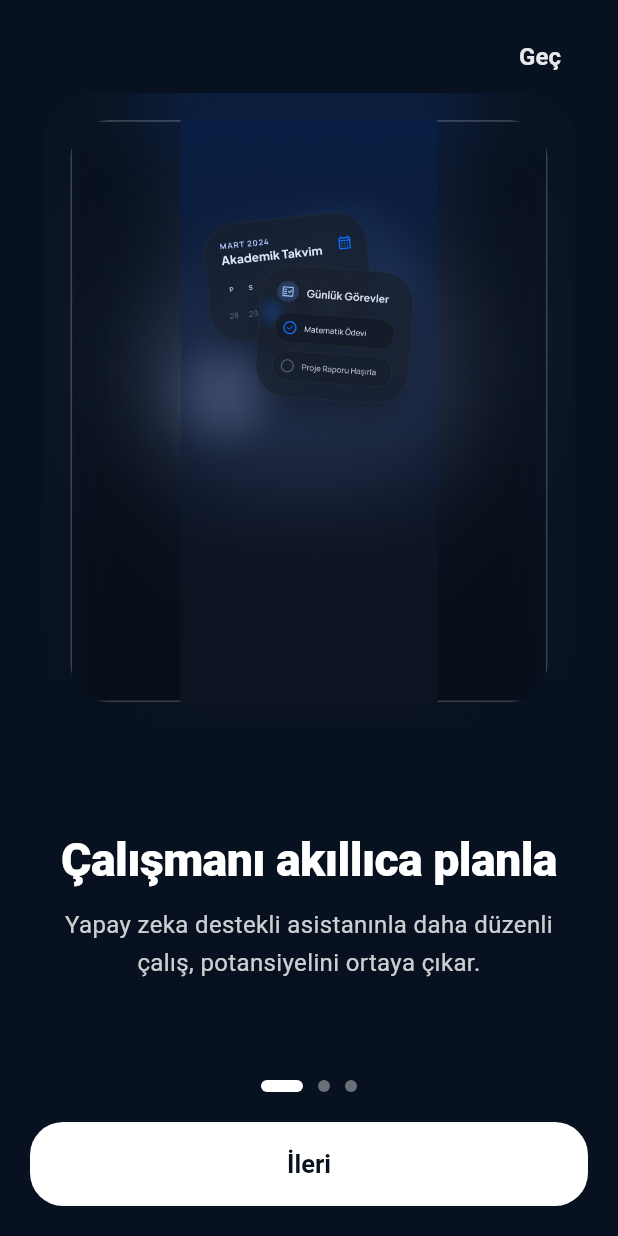
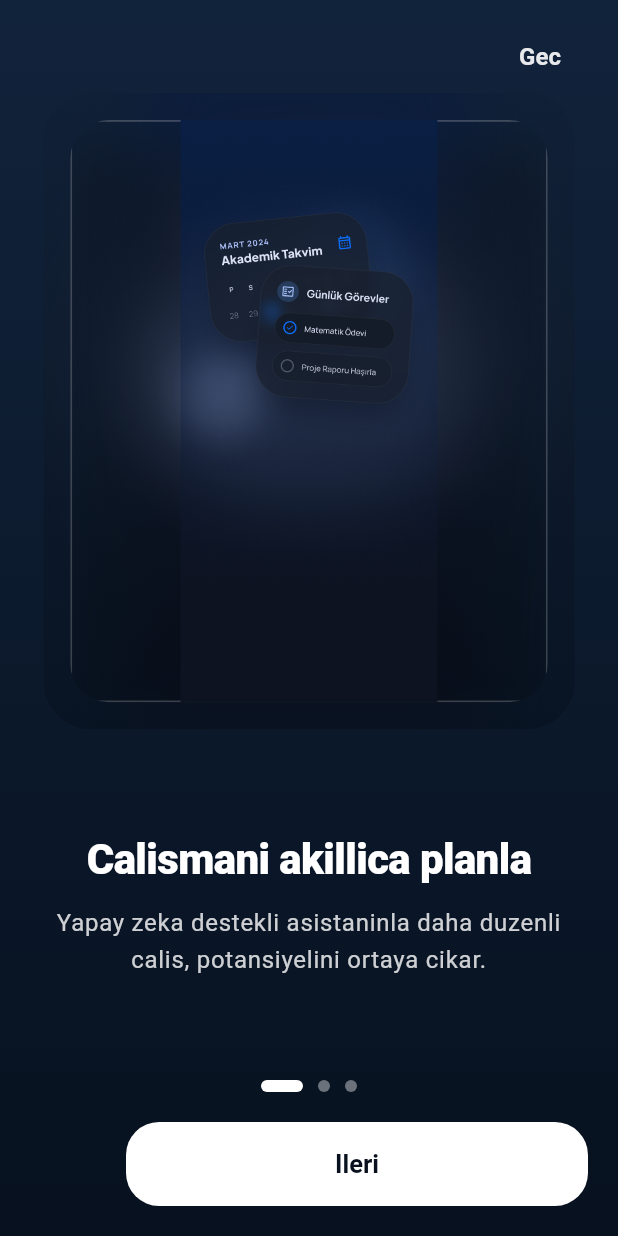
Before and after one commit to drlmhmt/ogrenci_asistani_ai, a Flutter app: the screen it shows after launch, on a phone screen of 412 x 824 dp. Run offline on Flutter 3.47's test engine with Material 3 defaults, Android fonts, the phone set to English and light mode, and no system bars; our stand-ins replace cloud_firestore, firebase_auth, firebase_core, shared_preferences; accounts and stored records are empty.

Commit message:
feat: refine onboarding flow

```diff
--- a/lib/screens/onboarding.dart
+++ b/lib/screens/onboarding.dart
@@ -17,21 +17,21 @@ class _OnboardingPageState extends State<OnboardingPage> {
   static const List<_OnboardingSlide> _slides = [
     _OnboardingSlide(
       assetPath: 'assets/onboarding/onboarding1.png',
-      title: 'Çalışmanı akıllıca planla',
+      title: 'Calismani akillica planla',
       description:
-          'Yapay zeka destekli asistanınla daha düzenli çalış, potansiyelini ortaya çıkar.',
+          'Yapay zeka destekli asistaninla daha duzenli calis, potansiyelini ortaya cikar.',
     ),
     _OnboardingSlide(
       assetPath: 'assets/onboarding/onboarding2.png',
-      title: 'Gelişimini takip et',
+      title: 'Gelisimini takip et',
       description:
-          'Yapay zeka analizleriyle nasıl çalıştığını keşfet, daha verimli ilerle ve hedeflerine ulaş.',
+          'Yapay zeka analizleriyle nasil calistigini kesfet, daha verimli ilerle ve hedeflerine ulas.',
     ),
     _OnboardingSlide(
       assetPath: 'assets/onboarding/onboarding3.png',
-      title: 'Kişisel sistemini kur',
+      title: 'Kisisel sistemini kur',
       description:
-          'Hedeflerine özel optimize edilmiş yapay zeka destekli çalışma programın seni bekliyor.',
+          'Hedeflerine ozel optimize edilmis yapay zeka destekli calisma programin seni bekliyor.',
     ),
   ];
 
@@ -58,6 +58,17 @@ class _OnboardingPageState extends State<OnboardingPage> {
     );
   }
 
+  Future<void> _previousStep() async {
+    if (_currentPage == 0) {
+      return;
+    }
+
+    await _pageController.previousPage(
+      duration: const Duration(milliseconds: 320),
+      curve: Curves.easeOutCubic,
+    );
+  }
+
   void _skip() {
     Navigator.of(context).pushReplacement(
       MaterialPageRoute(builder: (_) => const LoginPage()),
@@ -66,9 +77,22 @@ class _OnboardingPageState extends State<OnboardingPage> {
 
   @override
   Widget build(BuildContext context) {
+    final isLastPage = _currentPage == _slides.length - 1;
+
     return Scaffold(
       backgroundColor: const Color(0xFF07111F),
-      body: SafeArea(
+      body: DecoratedBox(
+        decoration: const BoxDecoration(
+          gradient: LinearGradient(
+            begin: Alignment.topCenter,
+            end: Alignment.bottomCenter,
+            colors: [
+              Color(0xFF11233B),
+              Color(0xFF07111F),
+            ],
+          ),
+        ),
+        child: SafeArea(
           child: Padding(
             padding: const EdgeInsets.fromLTRB(20, 14, 20, 20),
             child: Column(
@@ -84,13 +108,13 @@ class _OnboardingPageState extends State<OnboardingPage> {
                         fontWeight: FontWeight.w600,
                       ),
                     ),
-                  child: const Text('Geç'),
+                    child: const Text('Gec'),
                   ),
                 ),
                 Expanded(
                   child: PageView.builder(
                     controller: _pageController,
-                  physics: const NeverScrollableScrollPhysics(),
+                    physics: const BouncingScrollPhysics(),
                     itemCount: _slides.length,
                     onPageChanged: (index) {
                       setState(() => _currentPage = index);
@@ -121,8 +145,32 @@ class _OnboardingPageState extends State<OnboardingPage> {
                   ),
                 ),
                 const SizedBox(height: 20),
-              SizedBox(
-                width: double.infinity,
+                Row(
+                  children: [
+                    AnimatedOpacity(
+                      opacity: _currentPage == 0 ? 0 : 1,
+                      duration: const Duration(milliseconds: 180),
+                      child: IgnorePointer(
+                        ignoring: _currentPage == 0,
+                        child: OutlinedButton(
+                          onPressed: _previousStep,
+                          style: OutlinedButton.styleFrom(
+                            foregroundColor: Colors.white,
+                            side: const BorderSide(color: Color(0x33FFFFFF)),
+                            padding: const EdgeInsets.symmetric(
+                              horizontal: 18,
+                              vertical: 18,
+                            ),
+                            shape: RoundedRectangleBorder(
+                              borderRadius: BorderRadius.circular(22),
+                            ),
+                          ),
+                          child: const Text('Geri'),
+                        ),
+                      ),
+                    ),
+                    if (_currentPage != 0) const SizedBox(width: 12),
+                    Expanded(
                       child: FilledButton(
                         onPressed: _nextStep,
                         style: FilledButton.styleFrom(
@@ -137,12 +185,13 @@ class _OnboardingPageState extends State<OnboardingPage> {
                             fontWeight: FontWeight.w700,
                           ),
                         ),
-                  child: Text(
-                    _currentPage == _slides.length - 1 ? 'Başla' : 'İleri',
-                  ),
+                        child: Text(isLastPage ? 'Basla' : 'Ileri'),
                       ),
                     ),
                   ],
+                ),
+              ],
+            ),
           ),
         ),
       ),
@@ -157,6 +206,8 @@ class _OnboardingSlideView extends StatelessWidget {
 
   @override
   Widget build(BuildContext context) {
+    final theme = Theme.of(context);
+
     return Column(
       children: [
         Expanded(
@@ -235,6 +286,8 @@ class _OnboardingSlideView extends StatelessWidget {
         Expanded(
           flex: 3,
           child: Center(
+            child: ConstrainedBox(
+              constraints: const BoxConstraints(maxWidth: 440),
               child: Padding(
                 padding: const EdgeInsets.symmetric(horizontal: 12),
                 child: Column(
@@ -243,9 +296,8 @@ class _OnboardingSlideView extends StatelessWidget {
                     Text(
                       slide.title,
                       textAlign: TextAlign.center,
-                    style: const TextStyle(
+                      style: theme.textTheme.headlineMedium?.copyWith(
                         color: Colors.white,
-                      fontSize: 31,
                         fontWeight: FontWeight.w800,
                         height: 1.1,
                         letterSpacing: -0.4,
@@ -255,13 +307,13 @@ class _OnboardingSlideView extends StatelessWidget {
                     Text(
                       slide.description,
                       textAlign: TextAlign.center,
-                    style: const TextStyle(
-                      color: Color(0xCCFFFFFF),
-                      fontSize: 16,
+                      style: theme.textTheme.bodyLarge?.copyWith(
+                        color: const Color(0xCCFFFFFF),
                         height: 1.55,
                       ),
                     ),
                   ],
+                ),
               ),
             ),
           ),
```
Lines whose indentation alone changed are shown as unchanged.
